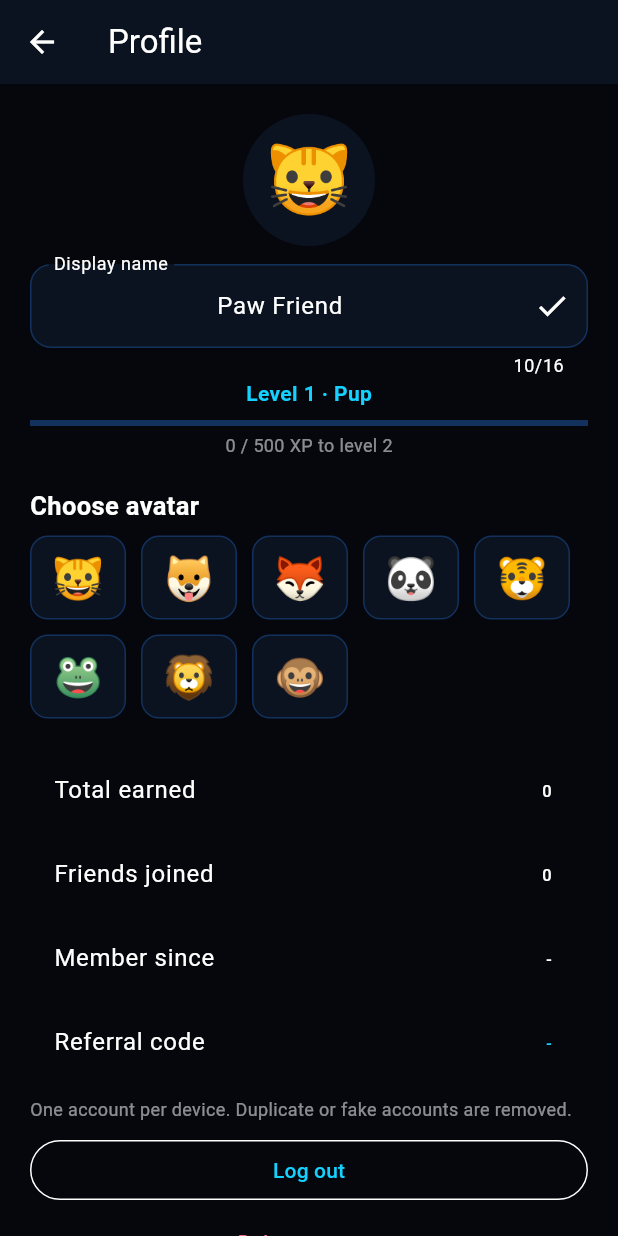
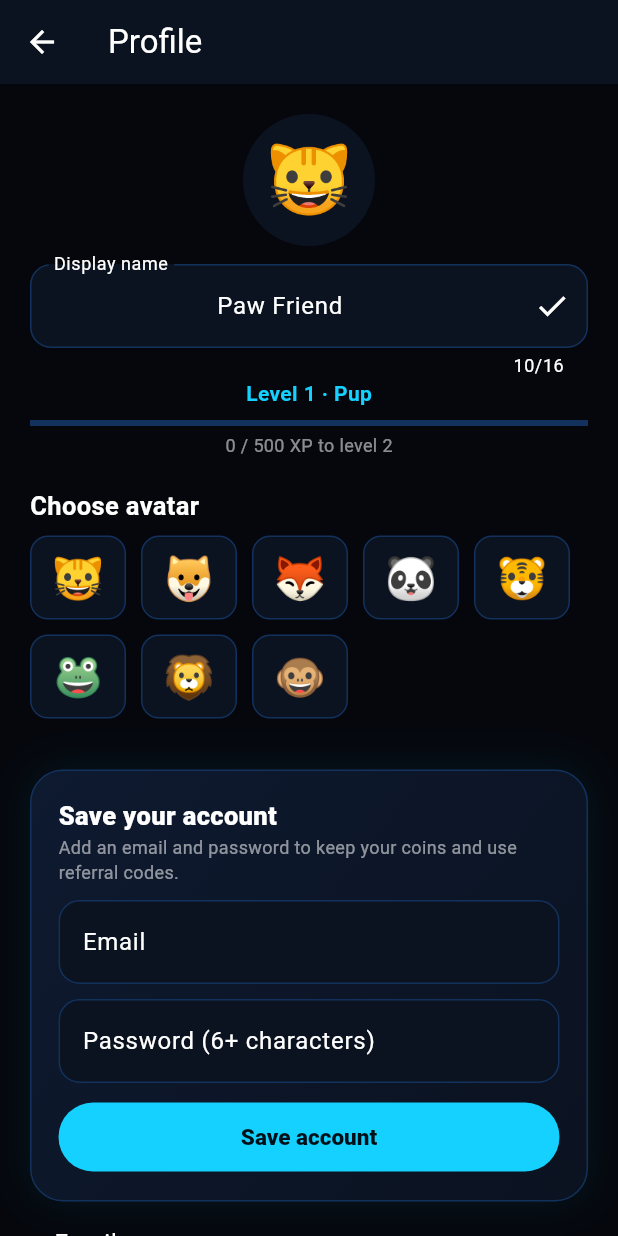
Before and after one commit to ambionvra21-ship-it/Cash_Paws, a Flutter app: the ProfileScreen screen opened directly, on a phone screen of 412 x 824 dp. Run offline on Flutter 3.47's test engine with Material 3 defaults, Android fonts, the phone set to English and light mode, and no system bars; our stand-ins replace google_mobile_ads, google_sign_in, pedometer, permission_handler, share_plus, shared_preferences and 1 more; accounts and stored records are empty.

Commit message:
Implement account upgrade for guest users
Added functionality to upgrade guest accounts by saving email and password. Includes validation for email format and password length.

```diff
--- a/lib/screens/profile_screen.dart
+++ b/lib/screens/profile_screen.dart
@@ -1,5 +1,7 @@
 import 'package:flutter/material.dart';
 import '../services/backend.dart';
+import 'package:supabase_flutter/supabase_flutter.dart';
+import '../widgets/glow.dart';
 import 'package:google_sign_in/google_sign_in.dart';
 import '../services/api.dart';
 import '../theme.dart';
@@ -16,6 +18,28 @@ class ProfileScreen extends StatefulWidget {
 class _ProfileScreenState extends State<ProfileScreen> {
   final name = TextEditingController();
   bool _loaded = false;
+  final upEmail = TextEditingController();
+  final upPass = TextEditingController();
+
+  /// Turns a guest account into a real one, keeping its coins.
+  Future<void> _upgrade() async {
+    final m = ScaffoldMessenger.of(context);
+    final e = upEmail.text.trim();
+    if (!e.contains('@') || upPass.text.length < 6) {
+      m.showSnackBar(const SnackBar(content: Text('Enter a valid email and a password of at least 6 characters.')));
+      return;
+    }
+    try {
+      await sb.auth.updateUser(UserAttributes(email: e, password: upPass.text));
+      try {
+        await sb.auth.refreshSession();
+      } catch (_) {}
+      m.showSnackBar(const SnackBar(content: Text('Saved! If we emailed you a link, open it to confirm.')));
+      if (mounted) setState(() {});
+    } on AuthException catch (err) {
+      m.showSnackBar(SnackBar(content: Text(err.message)));
+    }
+  }
 
   Future<void> _signOut() async {
     try {
@@ -57,6 +81,8 @@ class _ProfileScreenState extends State<ProfileScreen> {
           }
           final total = (d['total'] ?? 0) as num;
           final lv = total ~/ 500 + 1, into = (total % 500).toInt();
+          final email = sb.auth.currentUser?.email ?? '';
+          final guest = email.isEmpty;
           return ListView(padding: const EdgeInsets.all(20), children: [
             Center(child: CircleAvatar(radius: 44, backgroundColor: kSurface, child: Text(d['av'] ?? '\u{1F431}', style: const TextStyle(fontSize: 46)))),
             const SizedBox(height: 12),
@@ -88,6 +114,20 @@ class _ProfileScreenState extends State<ProfileScreen> {
                 ),
             ]),
             const SizedBox(height: 20),
+            if (guest)
+              NeonCard(
+                child: Column(crossAxisAlignment: CrossAxisAlignment.start, children: [
+                  const Text('Save your account', style: TextStyle(fontSize: 17, fontWeight: FontWeight.w800)),
+                  const Text('Add an email and password to keep your coins and use referral codes.', style: TextStyle(color: Colors.white54, fontSize: 12)),
+                  const SizedBox(height: 10),
+                  TextField(controller: upEmail, keyboardType: TextInputType.emailAddress, decoration: const InputDecoration(labelText: 'Email')),
+                  const SizedBox(height: 10),
+                  TextField(controller: upPass, obscureText: true, decoration: const InputDecoration(labelText: 'Password (6+ characters)')),
+                  const SizedBox(height: 12),
+                  SizedBox(width: double.infinity, child: FilledButton(onPressed: _upgrade, child: const Text('Save account'))),
+                ]),
+              ),
+            ListTile(title: const Text('Email'), trailing: Text(guest ? 'Guest (no email)' : email)),
             ListTile(title: const Text('Total earned'), trailing: Text('$total')),
             ListTile(title: const Text('Friends joined'), trailing: Text('${d['refs'] ?? 0}')),
             ListTile(title: const Text('Member since'), trailing: Text('${d['joined'] ?? '-'}')),
```
